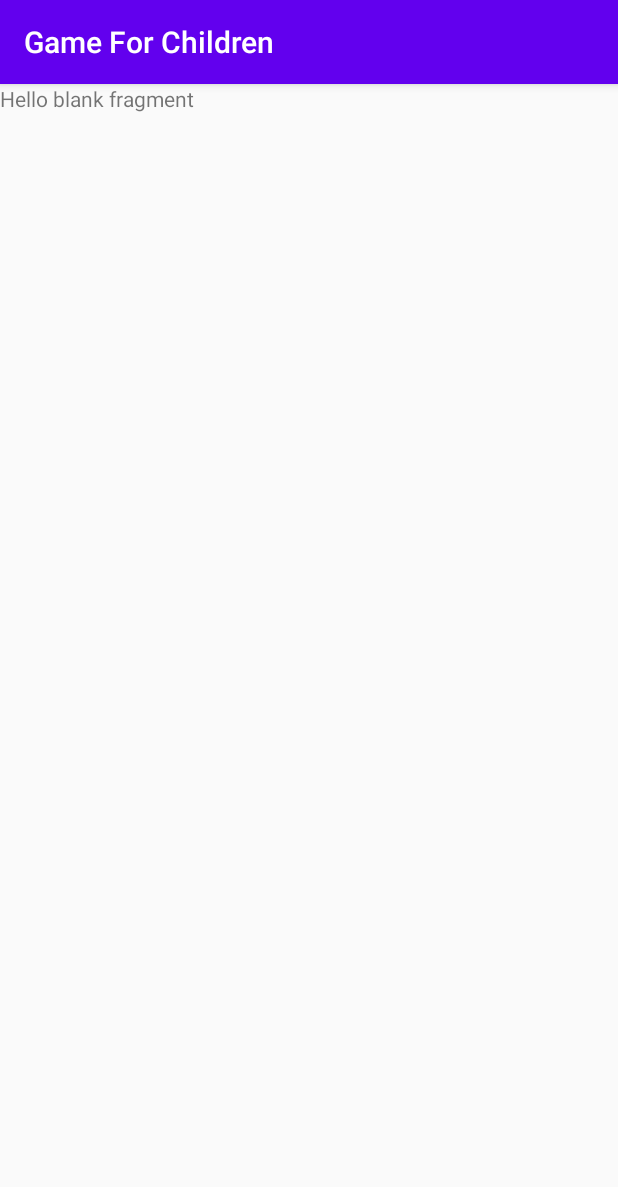
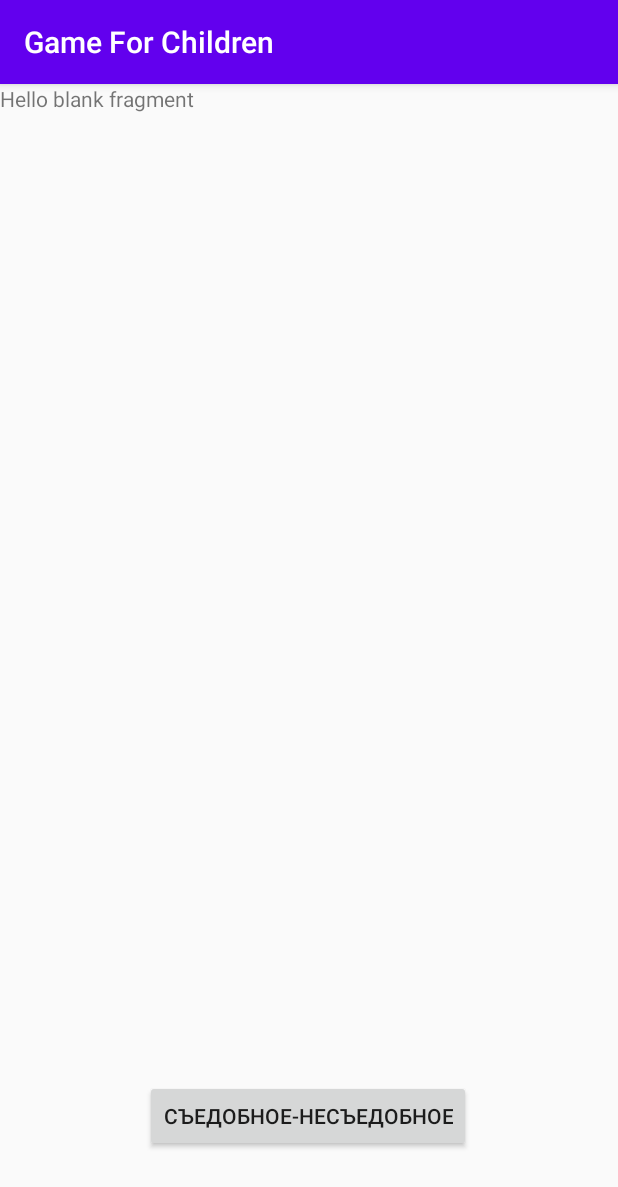
Before and after one commit to ZaharGusyatin/GameForChildren, an Android app: the fragment LevelSelectionFragment shown on its own in the app's theme, on a phone screen of 412 x 824 dp. Shown: the top 1187 px of the screen. Run offline under Robolectric (Android 15) with nearby library versions, the phone set to English and light mode, and no system bars.

Commit message:
Внутрянка уровня съедобное-несъедобное

```diff
--- a/app/src/main/java/com/example/gameforchildren/ui/StartScreenFragment.kt
+++ b/app/src/main/java/com/example/gameforchildren/ui/StartScreenFragment.kt
@@ -3,6 +3,7 @@
 import androidx.fragment.app.Fragment
 import com.example.gameforchildren.R
 import com.example.gameforchildren.ui.fragments.LevelSelectionFragment
+import com.example.gameforchildren.utilits.APP_ACTIVITY
 import com.example.gameforchildren.utilits.replaceFragment
 import kotlinx.android.synthetic.main.fragment_start_screen_fragment.*
 
@@ -12,8 +13,10 @@
 
     override fun onResume() {
         super.onResume()
+        APP_ACTIVITY.title = getString(R.string.app_name)
+
         buttonStartScreen.setOnClickListener {
-            replaceFragment(LevelSelectionFragment(), false)
+            replaceFragment(LevelSelectionFragment())
         }
     }
 }
--- a/app/src/main/java/com/example/gameforchildren/ui/fragments/LevelSelectionFragment.kt
+++ b/app/src/main/java/com/example/gameforchildren/ui/fragments/LevelSelectionFragment.kt
@@ -6,5 +6,13 @@ import android.view.LayoutInflater
 import android.view.View
 import android.view.ViewGroup
 import com.example.gameforchildren.R
+import com.example.gameforchildren.ui.fragments.edibleGameFragments.EdibleGameMainFragment
+import com.example.gameforchildren.utilits.replaceFragment
+import kotlinx.android.synthetic.main.fragment_level_selection.*
 
-class LevelSelectionFragment : Fragment(R.layout.fragment_level_selection)
+class LevelSelectionFragment : Fragment(R.layout.fragment_level_selection){
+    override fun onResume() {
+        super.onResume()
+   levelSelectionEdible.setOnClickListener { replaceFragment(EdibleGameMainFragment()) }
+    }
+}
--- a/app/src/main/java/com/example/gameforchildren/utilits/edibleGameBase.kt
+++ b/app/src/main/java/com/example/gameforchildren/utilits/edibleGameBase.kt
@@ -23,7 +23,8 @@ fun getRandomFood(): List<FoodModel> {
     val firstPosition = (0..fullListOfFood.lastIndex).random()
     val firstFoodModel = fullListOfFood[firstPosition]
     fullListOfFood.removeAt(firstPosition)
-        while (true) {
+    if (fullListOfFood.isEmpty()) initFood()
+    while (true) {
         val secondPosition = (0..fullListOfFood.lastIndex).random()
         if (fullListOfFood[secondPosition].edible == !firstFoodModel.edible) {
             secondFoodModel = fullListOfFood[secondPosition]
--- a/app/src/main/res/layout/fragment_level_selection.xml
+++ b/app/src/main/res/layout/fragment_level_selection.xml
@@ -1,5 +1,6 @@
 <?xml version="1.0" encoding="utf-8"?>
-<FrameLayout xmlns:android="http://schemas.android.com/apk/res/android"
+<androidx.constraintlayout.widget.ConstraintLayout xmlns:android="http://schemas.android.com/apk/res/android"
+    xmlns:app="http://schemas.android.com/apk/res-auto"
     xmlns:tools="http://schemas.android.com/tools"
     android:layout_width="match_parent"
     android:layout_height="match_parent"
@@ -7,8 +8,20 @@
 
 
     <TextView
+        android:id="@+id/textView2"
         android:layout_width="match_parent"
         android:layout_height="match_parent"
         android:text="@string/hello_blank_fragment" />
 
-</FrameLayout>
+    <Button
+        android:id="@+id/levelSelectionEdible"
+        android:layout_width="wrap_content"
+        android:layout_height="wrap_content"
+        android:layout_marginBottom="56dp"
+        android:text="@string/EdibleGameTitle"
+        app:layout_constraintBottom_toBottomOf="parent"
+        app:layout_constraintEnd_toEndOf="parent"
+        app:layout_constraintHorizontal_bias="0.498"
+        app:layout_constraintStart_toStartOf="parent" />
+
+</androidx.constraintlayout.widget.ConstraintLayout>
```
Also changed, not shown: app/src/main/java/com/example/gameforchildren/ui/fragments/edibleGameFragments/EdibleGameQuestionFragment.kt (+55 -3 lines), app/src/main/res/layout/fragment_edible_game_question.xml (+14 -0 lines), app/src/main/res/drawable/ediable_false.png (added), app/src/main/res/drawable/edible_true.png (added).
